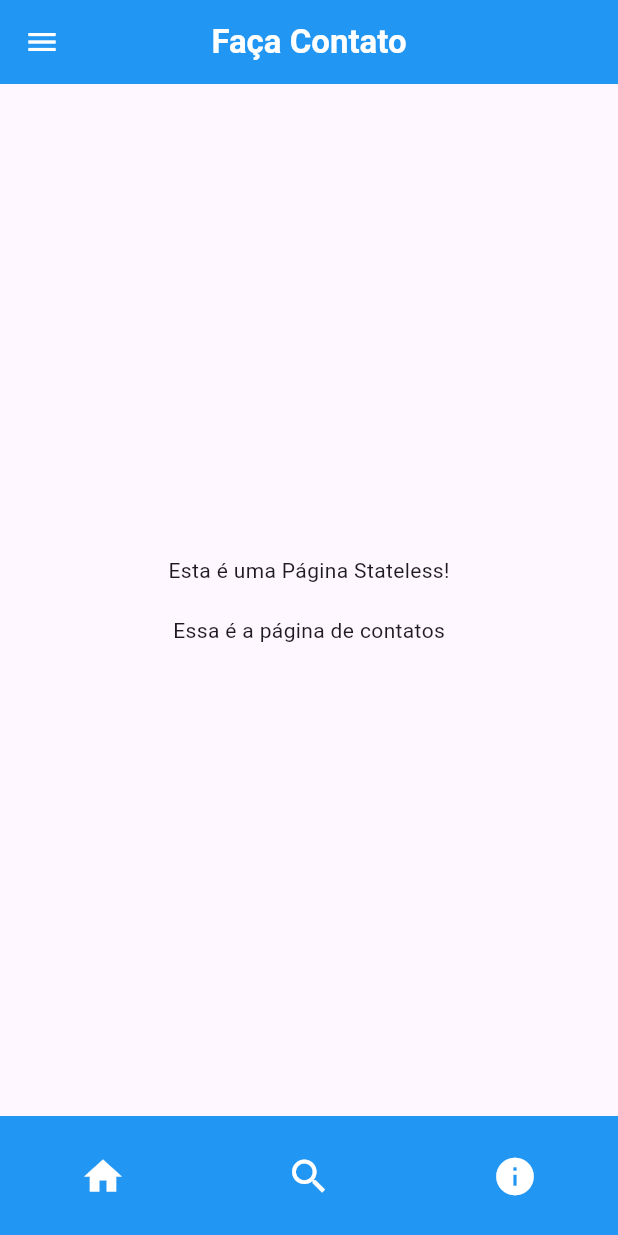
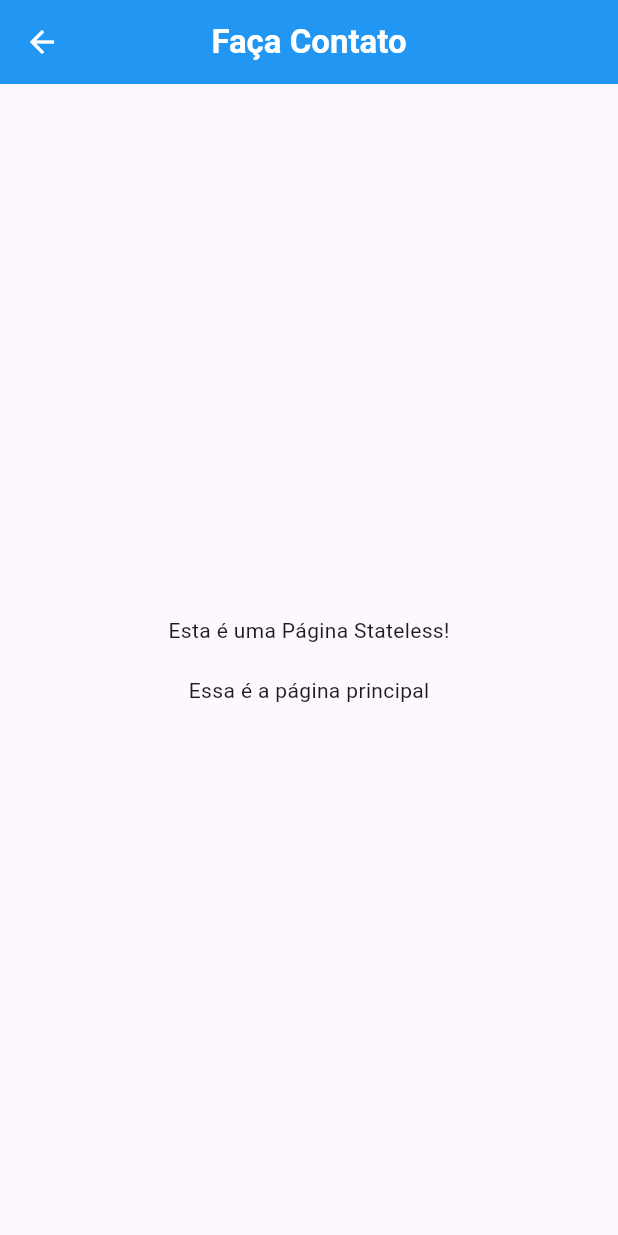
Before and after one commit to Luferat/flutter_app_STA_2025_1, a Flutter app: the ContactsPage screen opened by its route, on a phone screen of 412 x 824 dp. Run offline on Flutter 3.47's test engine with Material 3 defaults, Android fonts, the phone set to English and light mode, and no system bars.

Commit message:
Ajustes finoa

```diff
--- a/lib/pages/contacts_page.dart
+++ b/lib/pages/contacts_page.dart
@@ -1,42 +1,81 @@
+library;
+
+/// Página inicial do aplicativo
+///     Obtém e exibe a lista de itens da API
+
+// Importa a barra superior para uso nesta página
 import 'package:Flutter_app/template/myappbar.dart';
+
+// Importa o menu princial
 import 'package:Flutter_app/template/mydrawer.dart';
-import 'package:Flutter_app/template/myfooter.dart';
+
 import 'package:flutter/material.dart';
 
 import '../template/config.dart';
+import '../template/myfooter.dart';
 
-final pageName = Config.appName;
+var pageName = 'Faça Contato';
 
+// Página inicial
 class ContactsPage extends StatelessWidget {
-
   // Construtor
   const ContactsPage({super.key});
 
   @override
   Widget build(BuildContext context) {
+    return LayoutBuilder(
+      builder: (context, constraints) {
+        if (constraints.maxWidth > 1080) {
+          // Versão para desktop
+          return Row(
+            children: [
+              const MyDrawer(), // O menu lateral fixo
+              Expanded(
+                // Usei um Scaffold aninhado para ter uma AppBar na página
+                child: Scaffold(
+                  appBar: MyAppBar(title: pageName),
+                  // O conteúdo principal da página
+                  body: Center(child: PageContent()),
+                ),
+              ),
+            ],
+          );
+        } else {
+          // Versão para mobile/tablet
+          return Scaffold(
+            appBar: MyAppBar(title: pageName),
+            // Sem drawer em 'Contatos'
+            // drawer: const MyDrawer(),
+            body: Center(child: PageContent()),
+          );
+        }
+      },
+    );
+  }
+}
 
-    return Scaffold(
+// Conteúdo da página atual
+class PageContent extends StatelessWidget {
+  // Parâmetro com valor padrão 'false'
+  final bool showTitle;
 
-      appBar: MyAppBar(title: 'Faça Contato'),
+  const PageContent({super.key, this.showTitle = false});
 
-      body: Center(
-        child: Column(
-          mainAxisAlignment: MainAxisAlignment.center,
-          // Widgets de Column
-          children: [
-            const Text('Esta é uma Página Stateless!'),
-            const SizedBox(height: 20),
-            const Text('Essa é a página de contatos'),
-          ],
-        ),
-      ),
-
-      drawer: MyDrawer(),
-
-      bottomNavigationBar: MyBottomNavBar(),
-
+  @override
+  Widget build(BuildContext context) {
+    return Column(
+      mainAxisAlignment: MainAxisAlignment.center,
+      children: [
+        // A sintaxe "if" em uma coleção (collection if)
+        if (showTitle)
+          const Text(
+            Config.appName,
+            style: TextStyle(fontSize: 24, fontWeight: FontWeight.bold),
+          ),
+        const Text('Esta é uma Página Stateless!'),
+        const SizedBox(height: 20),
+        const Text('Essa é a página principal'),
+      ],
     );
-
   }
-
 }
--- a/lib/pages/home_page.dart
+++ b/lib/pages/home_page.dart
@@ -13,6 +13,8 @@ import 'package:flutter/material.dart';
 
 import '../template/config.dart';
 import '../template/myfooter.dart';
+
+var pageName = Config.appName;
 
 // Página inicial
 class HomePage extends StatelessWidget {
@@ -31,7 +33,7 @@ class HomePage extends StatelessWidget {
               Expanded(
                 // Usei um Scaffold aninhado para ter uma AppBar na página
                 child: Scaffold(
-                  appBar: const MyAppBar(title: Config.appName),
+                  appBar: MyAppBar(title: pageName),
                   // O conteúdo principal da página
                   body: Center(child: PageContent()),
                 ),
@@ -41,7 +43,7 @@ class HomePage extends StatelessWidget {
         } else {
           // Versão para mobile/tablet
           return Scaffold(
-            appBar: const MyAppBar(title: Config.appName),
+            appBar: MyAppBar(title: pageName),
             drawer: const MyDrawer(), // O menu deslizante
             body: Center(child: PageContent()),
           );
```
